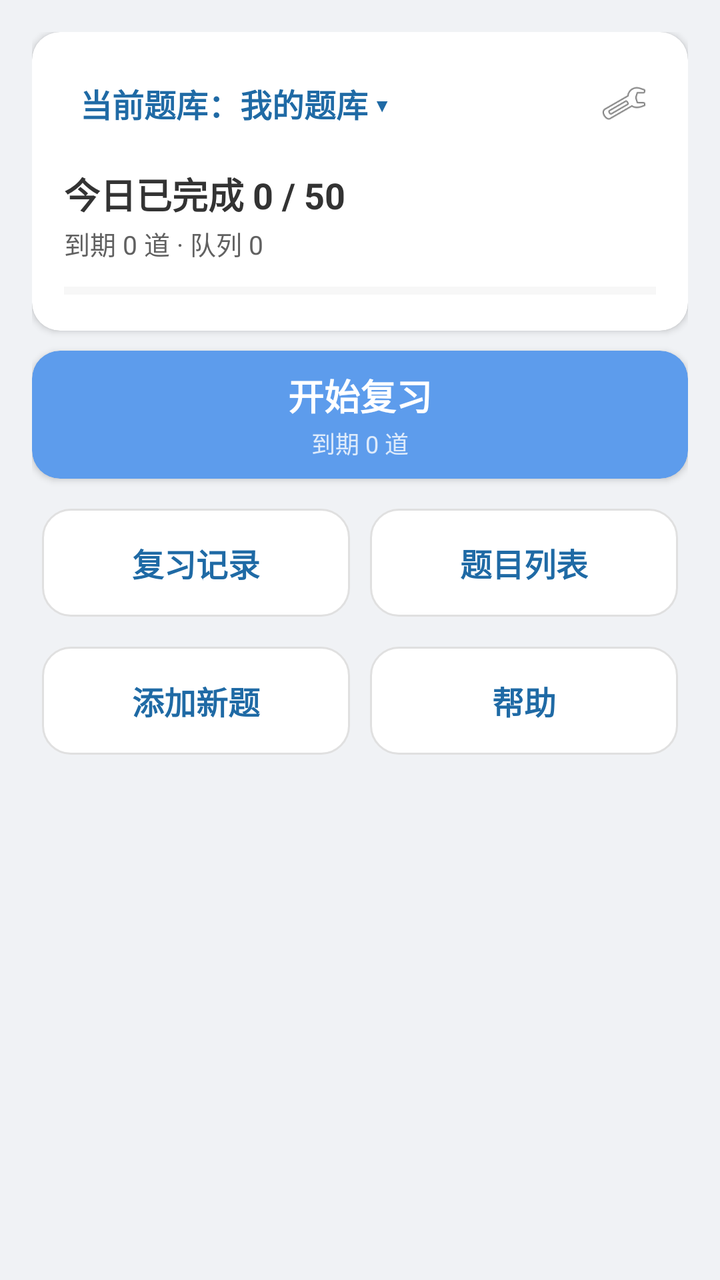
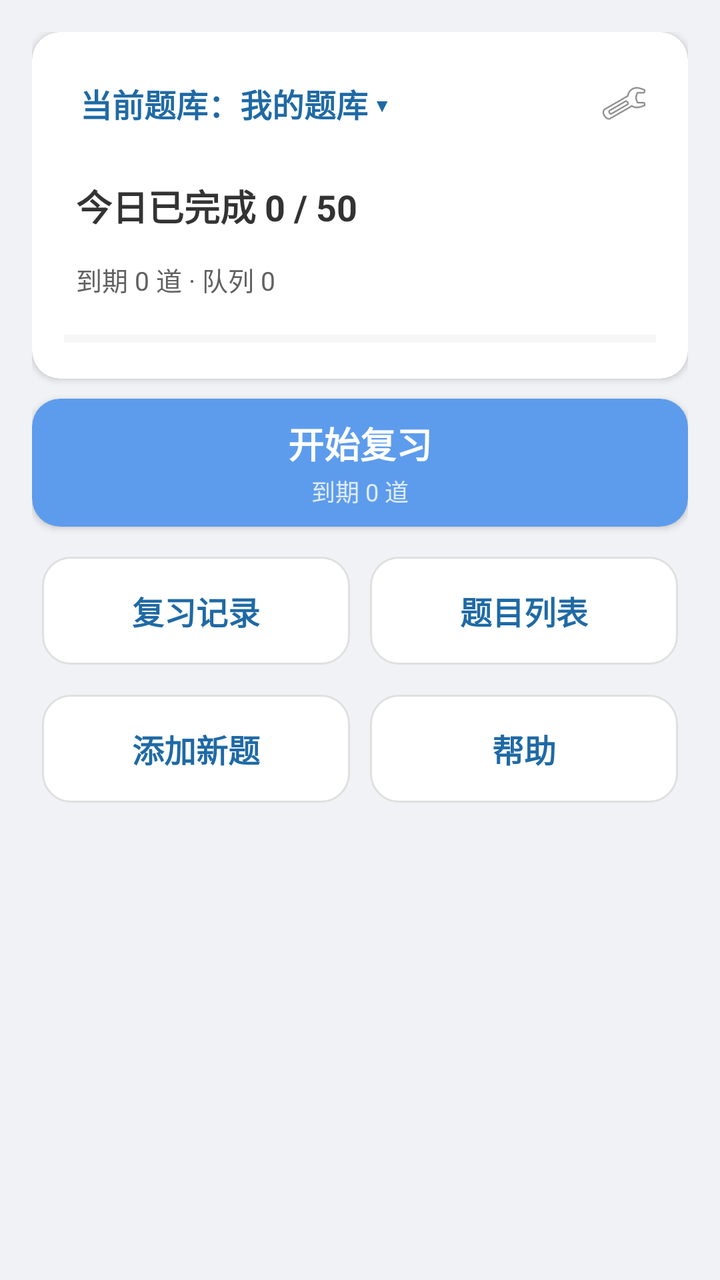

The first picture is an Android layout as it rendered before a commit; the second is the same layout after the commit. The layout source and the unified diff follow.
<!-- AndroidManifest.xml: application theme Theme.Demo -->
<!-- res/layout/activity_main.xml -->
<?xml version="1.0" encoding="utf-8"?>
<ScrollView xmlns:android="http://schemas.android.com/apk/res/android"
    xmlns:app="http://schemas.android.com/apk/res-auto"
    android:layout_width="match_parent"
    android:layout_height="match_parent"
    android:background="@color/home_bg"
    android:fillViewport="true">

    <LinearLayout
        android:layout_width="match_parent"
        android:layout_height="wrap_content"
        android:orientation="vertical"
        android:padding="@dimen/home_padding"
        android:gravity="top|center_horizontal">

        
        <androidx.cardview.widget.CardView
            android:layout_width="match_parent"
            android:layout_height="wrap_content"
            app:cardBackgroundColor="@color/home_card"
            app:cardCornerRadius="@dimen/home_card_corner"
            android:layout_marginBottom="@dimen/home_card_margin">

            <LinearLayout
                android:layout_width="match_parent"
                android:layout_height="wrap_content"
                android:orientation="vertical"
                android:padding="@dimen/home_info_padding">

                <LinearLayout
                    android:layout_width="match_parent"
                    android:layout_height="wrap_content"
                    android:orientation="horizontal"
                    android:gravity="center_vertical">

                    <TextView
                        android:id="@+id/tv_current_bank"
                        android:layout_width="0dp"
                        android:layout_height="wrap_content"
                        android:layout_weight="1"
                        android:clickable="true"
                        android:focusable="true"
                        android:foreground="?attr/selectableItemBackground"
                        android:padding="8dp"
                        android:text="当前题库：我的题库 ▾"
                        android:textSize="16sp"
                        android:textStyle="bold"
                        android:textColor="@color/detail_primary" />

                    <ImageView
                        android:id="@+id/ic_setting"
                        android:layout_width="32dp"
                        android:layout_height="32dp"
                        android:clickable="true"
                        android:focusable="true"
                        android:foreground="?attr/selectableItemBackground"
                        android:padding="4dp"
                        android:contentDescription="设置"
                        android:src="@android:drawable/ic_menu_preferences" />
                </LinearLayout>

                <TextView
                    android:id="@+id/tv_today_main"
                    android:layout_width="match_parent"
                    android:layout_height="wrap_content"
                    android:layout_marginTop="12dp"
                    android:text="今日已完成 0 / 50"
                    android:textSize="18sp"
                    android:textStyle="bold"
                    android:textColor="@color/home_text_primary" />

                <TextView
                    android:id="@+id/tv_today_sub"
                    android:layout_width="match_parent"
                    android:layout_height="wrap_content"
                    android:layout_marginTop="2dp"
                    android:text="到期 0 道 · 队列 0"
                    android:textSize="13sp"
                    android:textColor="@color/home_text_secondary" />

                <ProgressBar
                    android:id="@+id/progress_today"
                    style="?android:attr/progressBarStyleHorizontal"
                    android:layout_width="match_parent"
                    android:layout_height="@dimen/home_progress_height"
                    android:layout_marginTop="10dp"
                    android:max="100"
                    android:progress="0"
                    android:progressTint="@color/home_primary"
                    android:progressBackgroundTint="@color/home_stroke" />

                <LinearLayout
                    android:id="@+id/checkin_row"
                    android:layout_width="match_parent"
                    android:layout_height="wrap_content"
                    android:orientation="horizontal"
                    android:gravity="center_vertical"
                    android:layout_marginTop="10dp"
                    android:visibility="gone">

                    <TextView
                        android:id="@+id/tv_checkin"
                        android:layout_width="0dp"
                        android:layout_height="wrap_content"
                        android:layout_weight="1"
                        android:clickable="true"
                        android:focusable="true"
                        android:foreground="?attr/selectableItemBackground"
                        android:padding="6dp"
                        android:textSize="13sp"
                        android:textColor="@color/home_text_secondary" />

                    <ImageView
                        android:id="@+id/iv_checkin_calendar"
                        android:layout_width="32dp"
                        android:layout_height="32dp"
                        android:layout_gravity="end"
                        android:clickable="true"
                        android:focusable="true"
                        android:foreground="?attr/selectableItemBackground"
                        android:padding="4dp"
                        android:contentDescription="打卡日历"
                        android:src="@android:drawable/ic_menu_agenda" />
                </LinearLayout>

                <TextView
                    android:id="@+id/tv_empty_hint"
                    android:layout_width="match_parent"
                    android:layout_height="wrap_content"
                    android:layout_marginTop="8dp"
                    android:visibility="gone"
                    android:text="当前题库还没有题目，先添加新题吧"
                    android:textSize="13sp"
                    android:textColor="@color/detail_warn" />
            </LinearLayout>
        </androidx.cardview.widget.CardView>

        
        <androidx.cardview.widget.CardView
            android:id="@+id/btn_review"
            android:layout_width="match_parent"
            android:layout_height="@dimen/home_primary_height"
            android:clickable="true"
            android:focusable="true"
            app:cardBackgroundColor="@color/home_primary"
            app:cardCornerRadius="@dimen/home_card_corner"
            android:foreground="?attr/selectableItemBackground"
            android:contentDescription="开始复习"
            android:layout_marginBottom="@dimen/home_inner_margin">

            <LinearLayout
                android:layout_width="match_parent"
                android:layout_height="match_parent"
                android:orientation="vertical"
                android:gravity="center">

                <TextView
                    android:layout_width="wrap_content"
                    android:layout_height="wrap_content"
                    android:text="开始复习"
                    android:textColor="#FFFFFF"
                    android:textSize="18sp"
                    android:textStyle="bold" />

                <TextView
                    android:id="@+id/tv_review_sub"
                    android:layout_width="wrap_content"
                    android:layout_height="wrap_content"
                    android:layout_marginTop="2dp"
                    android:text="到期 0 道"
                    android:textColor="@color/home_on_primary_secondary"
                    android:textSize="12sp" />
            </LinearLayout>
        </androidx.cardview.widget.CardView>

        
        <LinearLayout
            android:layout_width="match_parent"
            android:layout_height="wrap_content"
            android:orientation="horizontal"
            android:layout_marginTop="@dimen/home_inner_margin">

            <LinearLayout
                android:id="@+id/btn_history"
                android:layout_width="0dp"
                android:layout_height="@dimen/home_secondary_height"
                android:layout_weight="1"
                android:clickable="true"
                android:focusable="true"
                android:background="@drawable/bg_home_secondary"
                android:foreground="?attr/selectableItemBackground"
                android:contentDescription="复习记录"
                android:gravity="center"
                android:layout_margin="@dimen/home_inner_margin">

                <TextView
                    android:layout_width="wrap_content"
                    android:layout_height="wrap_content"
                    android:text="复习记录"
                    android:textColor="@color/detail_primary"
                    android:textSize="16sp"
                    android:textStyle="bold" />
            </LinearLayout>

            <LinearLayout
                android:id="@+id/btn_bank"
                android:layout_width="0dp"
                android:layout_height="@dimen/home_secondary_height"
                android:layout_weight="1"
                android:clickable="true"
                android:focusable="true"
                android:background="@drawable/bg_home_secondary"
                android:foreground="?attr/selectableItemBackground"
                android:contentDescription="题目列表"
                android:gravity="center"
                android:layout_margin="@dimen/home_inner_margin">

                <TextView
                    android:layout_width="wrap_content"
                    android:layout_height="wrap_content"
                    android:text="题目列表"
                    android:textColor="@color/detail_primary"
                    android:textSize="16sp"
                    android:textStyle="bold" />
            </LinearLayout>
        </LinearLayout>

        
        <LinearLayout
            android:layout_width="match_parent"
            android:layout_height="wrap_content"
            android:orientation="horizontal"
            android:layout_marginTop="@dimen/home_inner_margin">

            <LinearLayout
                android:id="@+id/btn_add"
                android:layout_width="0dp"
                android:layout_height="@dimen/home_secondary_height"
                android:layout_weight="1"
                android:clickable="true"
                android:focusable="true"
                android:background="@drawable/bg_home_secondary"
                android:foreground="?attr/selectableItemBackground"
                android:contentDescription="添加新题"
                android:gravity="center"
                android:layout_margin="@dimen/home_inner_margin">

                <TextView
                    android:layout_width="wrap_content"
                    android:layout_height="wrap_content"
                    android:text="添加新题"
                    android:textColor="@color/detail_primary"
                    android:textSize="16sp"
                    android:textStyle="bold" />
            </LinearLayout>

            <LinearLayout
                android:id="@+id/btn_help"
                android:layout_width="0dp"
                android:layout_height="@dimen/home_secondary_height"
                android:layout_weight="1"
                android:clickable="true"
                android:focusable="true"
                android:background="@drawable/bg_home_secondary"
                android:foreground="?attr/selectableItemBackground"
                android:contentDescription="帮助"
                android:gravity="center"
                android:layout_margin="@dimen/home_inner_margin">

                <TextView
                    android:layout_width="wrap_content"
                    android:layout_height="wrap_content"
                    android:text="帮助"
                    android:textColor="@color/detail_primary"
                    android:textSize="16sp"
                    android:textStyle="bold" />
            </LinearLayout>
        </LinearLayout>

    </LinearLayout>
</ScrollView>
<!-- resources referenced by this layout -->
<resources>
  <color name="detail_primary">#1F6AA5</color>
  <color name="detail_warn">#FF9800</color>
  <color name="home_bg">#F0F2F5</color>
  <color name="home_card">#FFFFFF</color>
  <color name="home_on_primary_secondary">#CCFFFFFF</color>
  <color name="home_primary">#5D9CEC</color>
  <color name="home_stroke">#E0E0E0</color>
  <color name="home_text_primary">#333333</color>
  <color name="home_text_secondary">#616161</color>
  <dimen name="home_card_corner">14dp</dimen>
  <dimen name="home_card_margin">10dp</dimen>
  <dimen name="home_info_padding">16dp</dimen>
  <dimen name="home_inner_margin">5dp</dimen>
  <dimen name="home_padding">16dp</dimen>
  <dimen name="home_primary_height">64dp</dimen>
  <dimen name="home_progress_height">8dp</dimen>
  <dimen name="home_secondary_height">54dp</dimen>
  <!-- drawable bg_home_secondary (drawable) -->
  <?xml version="1.0" encoding="utf-8"?>
  <shape xmlns:android="http://schemas.android.com/apk/res/android"
      android:shape="rectangle">
      <corners android:radius="@dimen/home_card_corner" />
      <solid android:color="@color/home_card" />
      <stroke android:width="1dp" android:color="@color/home_stroke" />
  </shape>
  <style name="Theme.Demo" parent="Base.Theme.Demo" />
  <style name="Base.Theme.Demo" parent="Theme.Material3.DayNight.NoActionBar">
          
          
      </style>
</resources>

<!-- the commit's change to res/layout/activity_main.xml (unified diff, before → after) -->
@@ -64,6 +64,11 @@
                     android:layout_width="match_parent"
                     android:layout_height="wrap_content"
                     android:layout_marginTop="12dp"
+                    android:clickable="true"
+                    android:focusable="true"
+                    android:foreground="?attr/selectableItemBackground"
+                    android:padding="6dp"
+                    android:contentDescription="修改每日复习量"
                     android:text="今日已完成 0 / 50"
                     android:textSize="18sp"
                     android:textStyle="bold"
@@ -74,6 +79,10 @@
                     android:layout_width="match_parent"
                     android:layout_height="wrap_content"
                     android:layout_marginTop="2dp"
+                    android:clickable="true"
+                    android:focusable="true"
+                    android:foreground="?attr/selectableItemBackground"
+                    android:padding="6dp"
                     android:text="到期 0 道 · 队列 0"
                     android:textSize="13sp"
                     android:textColor="@color/home_text_secondary" />
